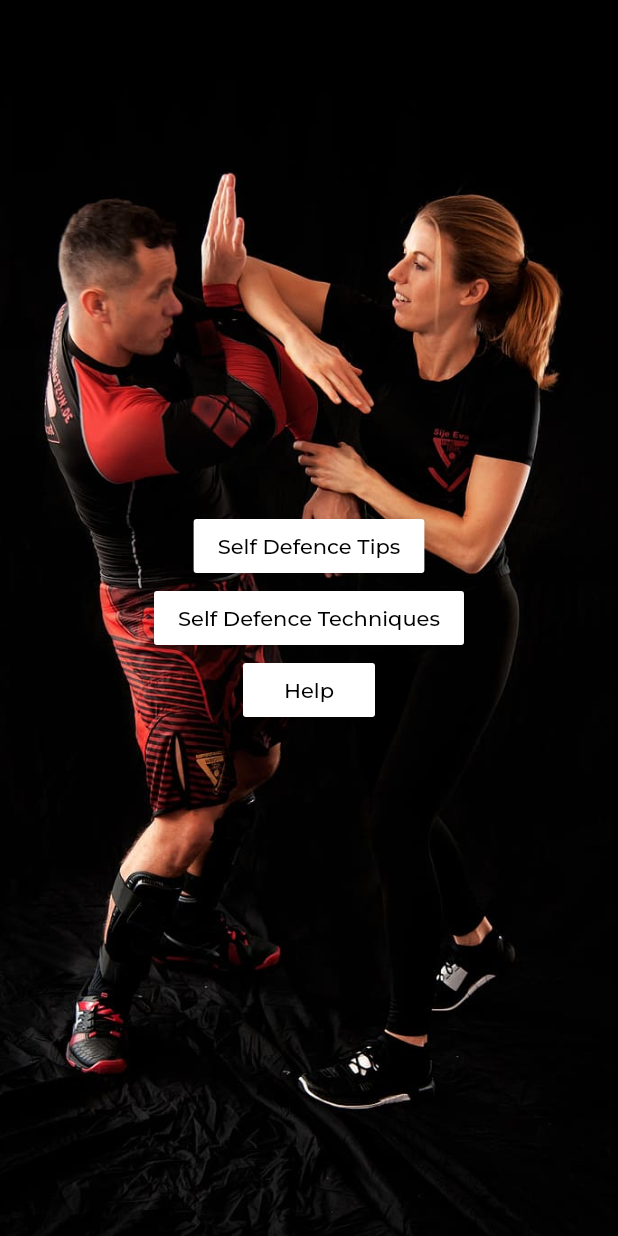
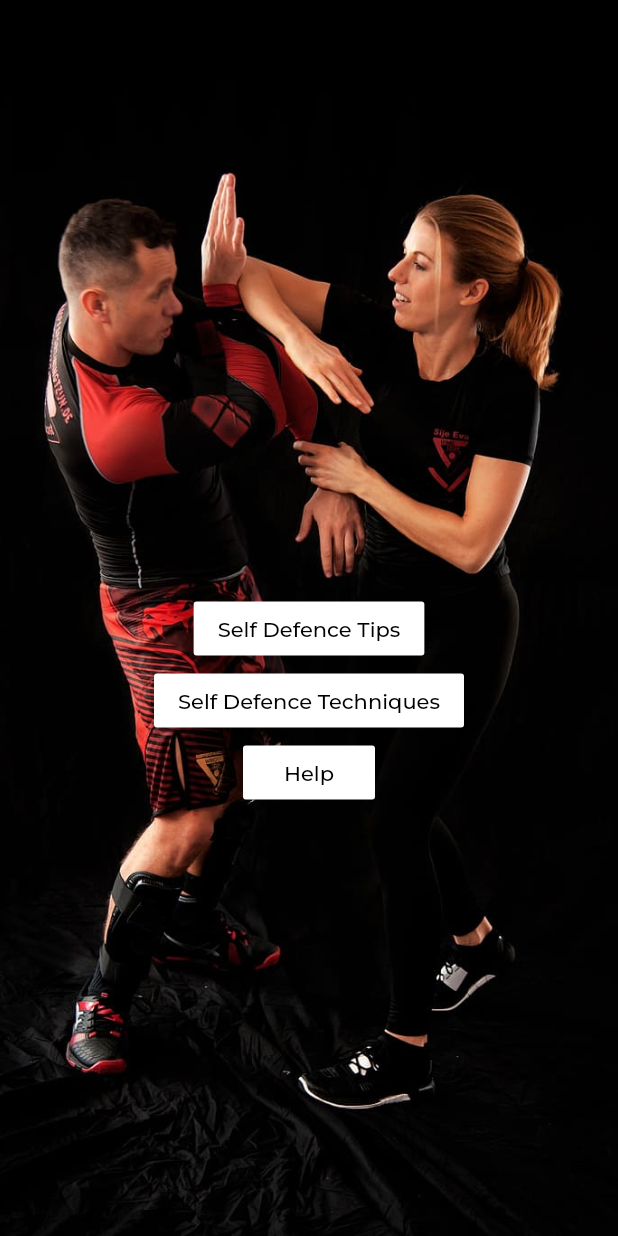
Before and after one commit to suhas-kadu/flutter-self-defence, a Flutter app: the screen it shows after launch, on a phone screen of 412 x 824 dp. Run offline on Flutter 3.47's test engine with Material 2 defaults, Android fonts, the light colour scheme and no system bars; our stand-ins replace google_fonts, video_player.

Commit message:
home button modified

```diff
--- a/lib/views/home_page.dart
+++ b/lib/views/home_page.dart
@@ -21,6 +21,7 @@ class HomePage extends StatelessWidget {
             child: Column(
               mainAxisAlignment: MainAxisAlignment.center,
               children: [
+                SizedBox(height: 110,),
                 HomeButton(title: "Self Defence Tips", route: SelfDefenceTips.id,),
                 HomeButton(title: "Self Defence Techniques", route: SelfDefenceTechniques.id),
                 HomeButton(title: "Help", route: HelpLine.id)
```
